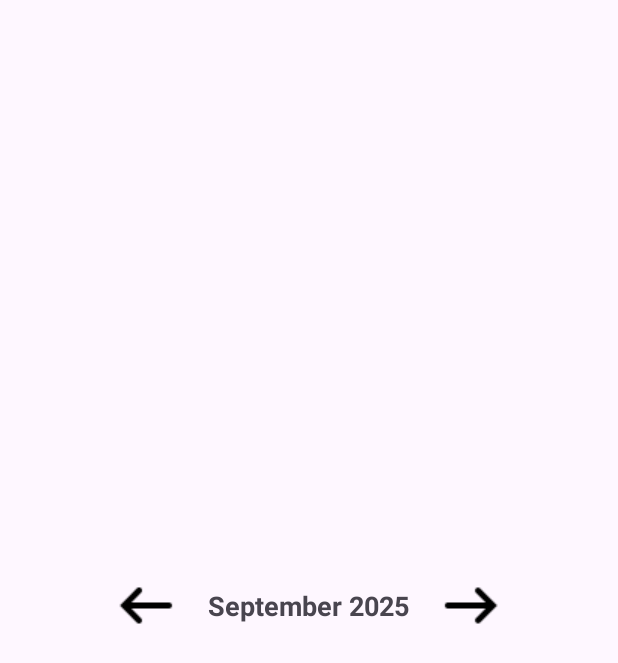
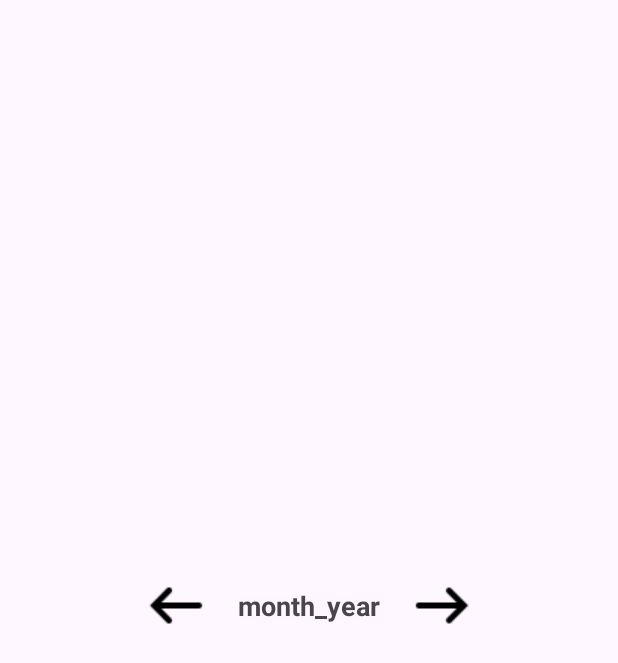
Before and after one commit to Yuji-alt/FarmForward, an Android app: the layout fragment_calc.xml on its own in the app's theme, with its tools: preview values and no code run, on a phone screen of 412 x 824 dp. Shown: the top 663 px of the screen. Run offline under Robolectric (Android 15) with nearby library versions, the phone set to English and light mode, and no system bars.

Commit message:
Adding Calendar

```diff
--- a/app/src/main/res/layout/fragment_calc.xml
+++ b/app/src/main/res/layout/fragment_calc.xml
@@ -18,13 +18,13 @@
             android:id="@+id/btnPrevMonth"
             android:src="@drawable/ic_arrow_left"
             android:background="@null"
-            android:contentDescription="Previous month"
+            android:contentDescription="@string/previous_month"
             android:layout_height="wrap_content"
             android:layout_width="wrap_content" />
 
         <TextView
             android:id="@+id/tvMonthYear"
-            android:text="September 2025"
+            android:text="@string/month_year"
             android:textSize="18sp"
             android:textStyle="bold"
             android:layout_marginHorizontal="16dp"
@@ -35,7 +35,7 @@
             android:id="@+id/btnNextMonth"
             android:src="@drawable/ic_arrow_right"
             android:background="@null"
-            android:contentDescription="Next month"
+            android:contentDescription="@string/next_month"
             android:layout_height="wrap_content"
             android:layout_width="wrap_content" />
     </LinearLayout>
--- a/app/src/main/res/values/strings.xml
+++ b/app/src/main/res/values/strings.xml
@@ -12,4 +12,8 @@
     <string name="calc">CALC</string>
     <string name="garden">GARDEN</string>
     <string name="home">HOME</string>
+    <string name="previous_month">Previous month</string>
+    <string name="september_2025">September 2025</string>
+    <string name="next_month">Next month</string>
+    <string name="month_year">month_year</string>
 </resources>
```
